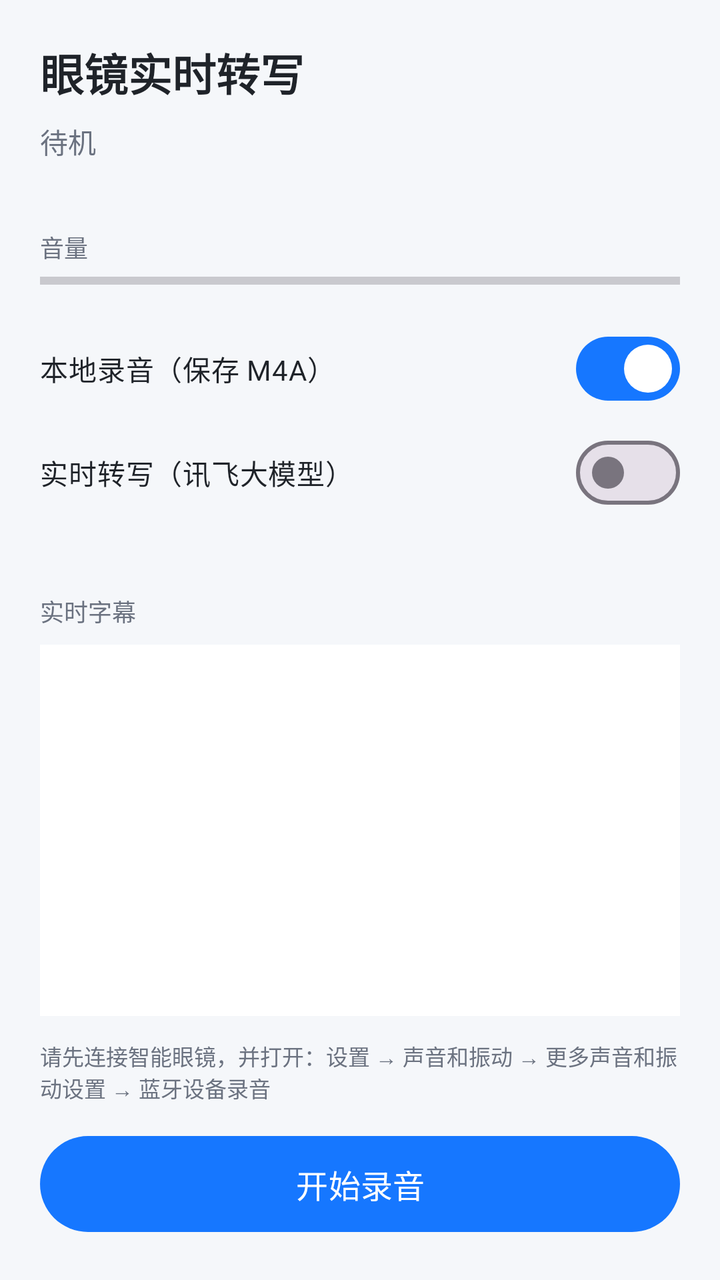
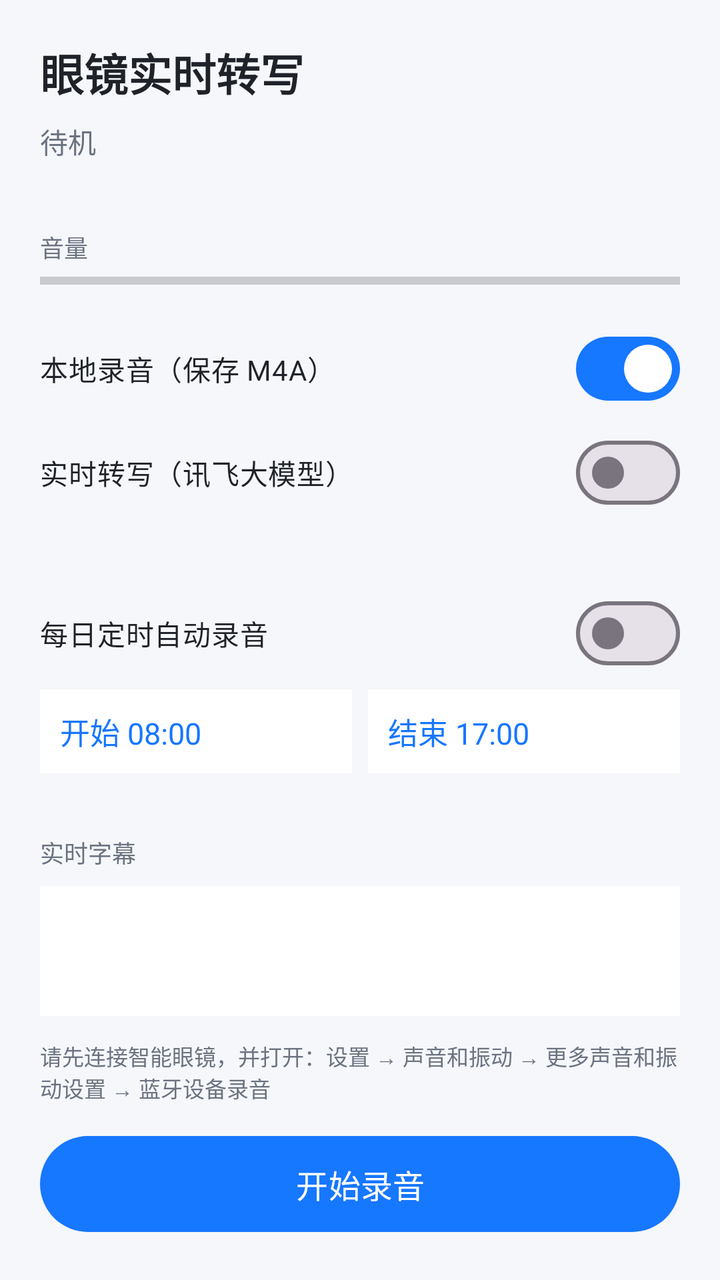

The first picture is an Android layout as it rendered before a commit; the second is the same layout after the commit. The layout source and the unified diff follow.
<!-- AndroidManifest.xml: application theme Theme.EyewearLiveTranscribe -->
<!-- res/layout/activity_main.xml -->
<?xml version="1.0" encoding="utf-8"?>
<LinearLayout xmlns:android="http://schemas.android.com/apk/res/android"
    android:layout_width="match_parent"
    android:layout_height="match_parent"
    android:background="@color/bg"
    android:orientation="vertical"
    android:padding="20dp">

    <TextView
        android:layout_width="match_parent"
        android:layout_height="wrap_content"
        android:text="@string/app_name"
        android:textColor="@color/text_primary"
        android:textSize="22sp"
        android:textStyle="bold" />

    <TextView
        android:id="@+id/tvStatus"
        android:layout_width="match_parent"
        android:layout_height="wrap_content"
        android:layout_marginTop="8dp"
        android:text="@string/idle"
        android:textColor="@color/text_secondary"
        android:textSize="14sp" />

    <TextView
        android:id="@+id/tvChannel"
        android:layout_width="match_parent"
        android:layout_height="wrap_content"
        android:layout_marginTop="4dp"
        android:textColor="@color/accent"
        android:textSize="13sp" />

    <TextView
        android:layout_width="match_parent"
        android:layout_height="wrap_content"
        android:layout_marginTop="12dp"
        android:text="@string/level"
        android:textColor="@color/text_secondary"
        android:textSize="12sp" />

    <ProgressBar
        android:id="@+id/levelBar"
        style="?android:attr/progressBarStyleHorizontal"
        android:layout_width="match_parent"
        android:layout_height="8dp"
        android:layout_marginTop="4dp"
        android:max="100"
        android:progress="0"
        android:progressTint="@color/accent" />

    <com.google.android.material.materialswitch.MaterialSwitch
        android:id="@+id/switchSaveWav"
        android:layout_width="match_parent"
        android:layout_height="wrap_content"
        android:layout_marginTop="16dp"
        android:checked="true"
        android:text="@string/mode_save_wav"
        android:textColor="@color/text_primary" />

    <com.google.android.material.materialswitch.MaterialSwitch
        android:id="@+id/switchCloud"
        android:layout_width="match_parent"
        android:layout_height="wrap_content"
        android:layout_marginTop="4dp"
        android:text="@string/engine_xfyun"
        android:textColor="@color/text_primary" />

    <TextView
        android:id="@+id/tvEngineHint"
        android:layout_width="match_parent"
        android:layout_height="wrap_content"
        android:layout_marginTop="4dp"
        android:textColor="@color/text_secondary"
        android:textSize="12sp" />

    <TextView
        android:layout_width="match_parent"
        android:layout_height="wrap_content"
        android:layout_marginTop="16dp"
        android:text="@string/transcript_label"
        android:textColor="@color/text_secondary"
        android:textSize="12sp" />

    <ScrollView
        android:layout_width="match_parent"
        android:layout_height="0dp"
        android:layout_marginTop="8dp"
        android:layout_weight="1"
        android:background="@color/surface"
        android:padding="12dp">

        <TextView
            android:id="@+id/tvTranscript"
            android:layout_width="match_parent"
            android:layout_height="wrap_content"
            android:lineSpacingExtra="4dp"
            android:textColor="@color/text_primary"
            android:textIsSelectable="true"
            android:textSize="16sp" />
    </ScrollView>

    <TextView
        android:layout_width="match_parent"
        android:layout_height="wrap_content"
        android:layout_marginTop="12dp"
        android:text="@string/hint_bt"
        android:textColor="@color/text_secondary"
        android:textSize="11sp" />

    <com.google.android.material.button.MaterialButton
        android:id="@+id/btnToggle"
        android:layout_width="match_parent"
        android:layout_height="56dp"
        android:layout_marginTop="12dp"
        android:text="@string/start"
        android:textSize="16sp" />
</LinearLayout>
<!-- resources referenced by this layout -->
<resources>
  <color name="accent">#1677FF</color>
  <color name="bg">#F5F7FA</color>
  <color name="surface">#FFFFFF</color>
  <color name="text_primary">#1F2329</color>
  <color name="text_secondary">#6B7280</color>
  <string name="app_name">眼镜实时转写</string>
  <string name="engine_xfyun">实时转写（讯飞大模型）</string>
  <string name="hint_bt">请先连接智能眼镜，并打开：设置 → 声音和振动 → 更多声音和振动设置 → 蓝牙设备录音</string>
  <string name="idle">待机</string>
  <string name="level">音量</string>
  <string name="mode_save_wav">本地录音（保存 M4A）</string>
  <string name="start">开始录音</string>
  <string name="transcript_label">实时字幕</string>
  <style name="Theme.EyewearLiveTranscribe" parent="Theme.Material3.Light.NoActionBar">
          <item name="android:windowBackground">@color/bg</item>
          <item name="colorPrimary">@color/accent</item>
          <item name="colorOnPrimary">@android:color/white</item>
          <item name="colorSurface">@color/surface</item>
          <item name="android:statusBarColor">@color/bg</item>
          <item name="android:windowLightStatusBar">true</item>
      </style>
</resources>

<!-- the commit's change to res/layout/activity_main.xml (unified diff, before → after) -->
@@ -74,10 +74,56 @@
         android:textColor="@color/text_secondary"
         android:textSize="12sp" />
 
+    <com.google.android.material.materialswitch.MaterialSwitch
+        android:id="@+id/switchSchedule"
+        android:layout_width="match_parent"
+        android:layout_height="wrap_content"
+        android:layout_marginTop="12dp"
+        android:text="@string/schedule_enable"
+        android:textColor="@color/text_primary" />
+
+    <LinearLayout
+        android:layout_width="match_parent"
+        android:layout_height="wrap_content"
+        android:layout_marginTop="4dp"
+        android:orientation="horizontal">
+
+        <TextView
+            android:id="@+id/tvStartTime"
+            android:layout_width="0dp"
+            android:layout_height="wrap_content"
+            android:layout_weight="1"
+            android:background="@color/surface"
+            android:padding="10dp"
+            android:text="开始 08:00"
+            android:textColor="@color/accent"
+            android:textSize="15sp" />
+
+        <TextView
+            android:id="@+id/tvEndTime"
+            android:layout_width="0dp"
+            android:layout_height="wrap_content"
+            android:layout_marginStart="8dp"
+            android:layout_weight="1"
+            android:background="@color/surface"
+            android:padding="10dp"
+            android:text="结束 17:00"
+            android:textColor="@color/accent"
+            android:textSize="15sp" />
+    </LinearLayout>
+
+    <TextView
+        android:id="@+id/tvScheduleHint"
+        android:layout_width="match_parent"
+        android:layout_height="wrap_content"
+        android:layout_marginTop="4dp"
+        android:textColor="@color/text_secondary"
+        android:textSize="11sp" />
+
     <TextView
         android:layout_width="match_parent"
         android:layout_height="wrap_content"
-        android:layout_marginTop="16dp"
+        android:layout_marginTop="12dp"
         android:text="@string/transcript_label"
         android:textColor="@color/text_secondary"
         android:textSize="12sp" />
<!-- resource entries referenced after the edit -->
@@ -11,6 +11,7 @@
   <string name="idle">待机</string>
   <string name="level">音量</string>
   <string name="mode_save_wav">本地录音（保存 M4A）</string>
+  <string name="schedule_enable">每日定时自动录音</string>
   <string name="start">开始录音</string>
   <string name="transcript_label">实时字幕</string>
   <style name="Theme.EyewearLiveTranscribe" parent="Theme.Material3.Light.NoActionBar">
